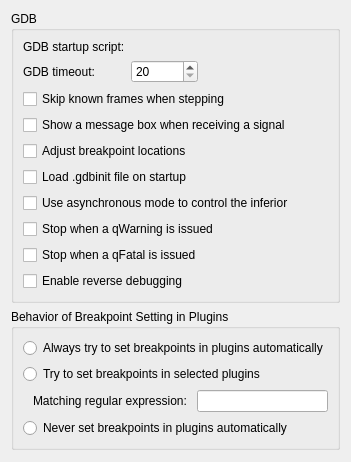
The window that src/plugins/debugger/gdb/gdboptionspage.ui (qt-creator/qt-creator) describes before a commit, drawn with Qt 5.
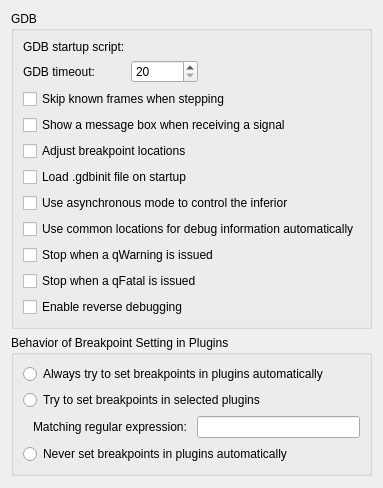
The same window after the commit. Custom widgets are drawn as their Qt base class.

Commit message: debugger: add option to search debug info in well-known locations

```diff
--- a/src/plugins/debugger/gdb/gdboptionspage.ui
+++ b/src/plugins/debugger/gdb/gdboptionspage.ui
@@ -123,20 +123,30 @@
        </widget>
       </item>
       <item row="7" column="0" colspan="2">
+       <widget class="QCheckBox" name="checkBoxAutoEnrichParameters">
+        <property name="toolTip">
+         <string>This adds common paths to locations of debug information at debugger startup.</string>
+        </property>
+        <property name="text">
+         <string>Use common locations for debug information automatically</string>
+        </property>
+       </widget>
+      </item>
+      <item row="8" column="0" colspan="2">
        <widget class="QCheckBox" name="checkBoxBreakOnWarning">
         <property name="text">
          <string>Stop when a qWarning is issued</string>
         </property>
        </widget>
       </item>
-      <item row="8" column="0" colspan="2">
+      <item row="9" column="0" colspan="2">
        <widget class="QCheckBox" name="checkBoxBreakOnFatal">
         <property name="text">
          <string>Stop when a qFatal is issued</string>
         </property>
        </widget>
       </item>
-      <item row="9" column="0" colspan="2">
+      <item row="10" column="0" colspan="2">
        <widget class="QCheckBox" name="checkBoxEnableReverseDebugging">
         <property name="toolTip">
          <string>&lt;html&gt;&lt;head/&gt;&lt;body&gt;&lt;p&gt;Selecting this enables reverse debugging.&lt;/p&gt;&lt;.p&gt;&lt;b&gt;Note:&lt;/b&gt;This feature is very slow and unstable on the GDB side. It exhibits unpredictable behaviour when going backwards over system calls and is very likely to destroy your debugging session.&lt;/p&gt;&lt;body&gt;&lt;/html&gt;</string>
```
The commit also changes 5 other files.
